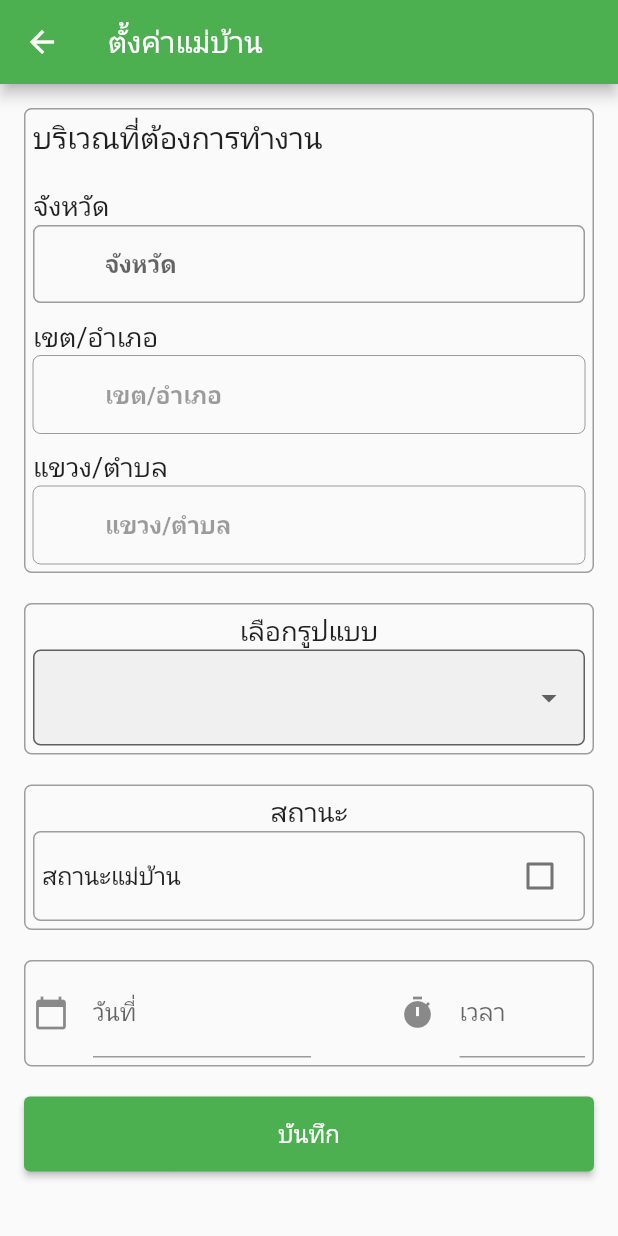
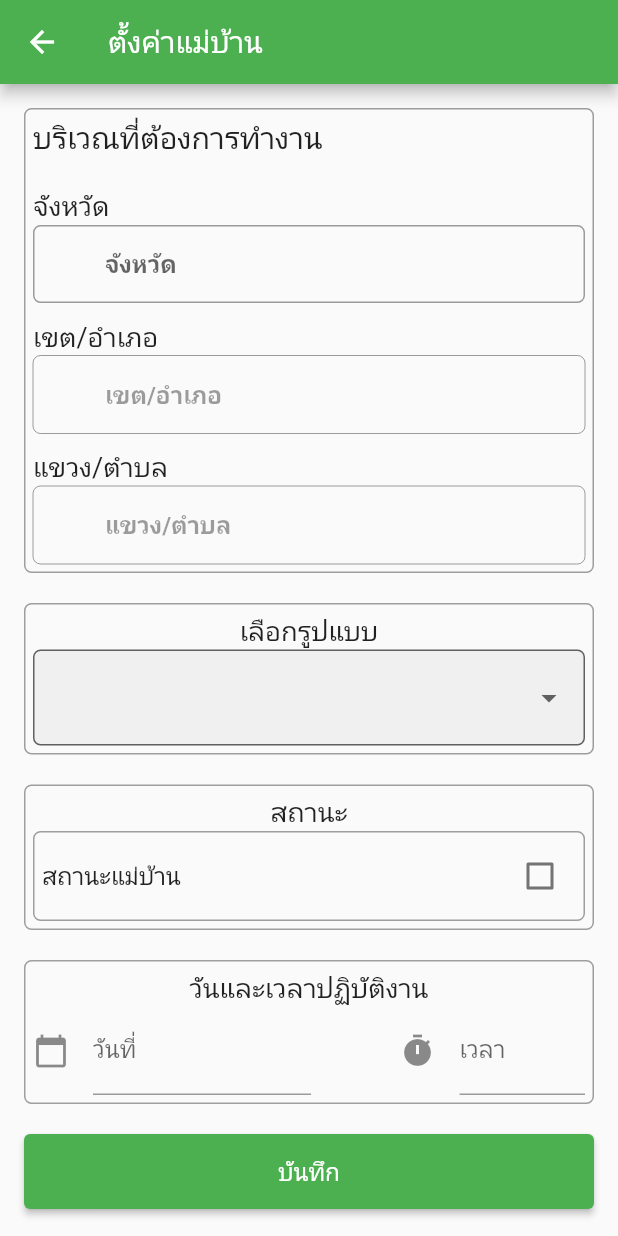
Before and after one commit to ReemWSW/maidservoceapp, a Flutter app: the MaidSetupPage screen opened directly, on a phone screen of 412 x 824 dp. Run offline on Flutter 3.47's test engine with Material 2 defaults, Android fonts, the phone set to English and light mode, and no system bars; our stand-ins replace another_flushbar, flutter_svg, image_picker, shared_preferences; accounts and stored records are empty; project files that could hold a hidden picture were left out.

Commit message:
label maid date

```diff
--- a/lib/pages/profile/maid.dart
+++ b/lib/pages/profile/maid.dart
@@ -247,11 +247,16 @@ class _MaidSetupPageState extends State<MaidSetupPage> {
                               style: BorderStyle.solid,
                               color: Colors.grey),
                           borderRadius: BorderRadius.circular(5)),
-                      child: Row(
-                        mainAxisAlignment: MainAxisAlignment.spaceBetween,
+                      child: Column(
                         children: [
-                          textfieldDatePicker(context),
-                          textfieldTimePicker(context),
+                          label('วันและเวลาปฏิบัติงาน'),
+                          Row(
+                            mainAxisAlignment: MainAxisAlignment.spaceBetween,
+                            children: [
+                              textfieldDatePicker(context),
+                              textfieldTimePicker(context),
+                            ],
+                          ),
                         ],
                       ),
                     ),
```
